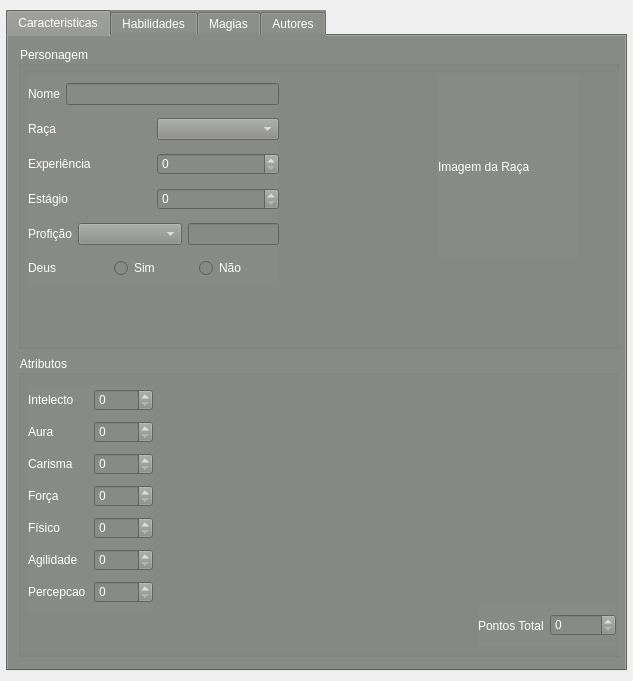
Before: the Qt Designer form mainwindow.ui in miguelsrrobo/Tagmar, drawn with Qt 5.
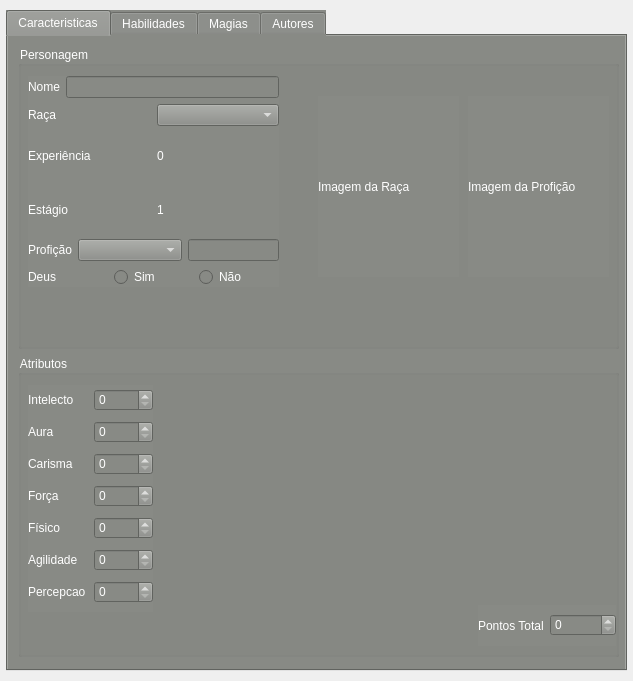
After: the same form once the commit is applied. Icons and pictures are not drawn.

```diff
--- a/mainwindow.ui
+++ b/mainwindow.ui
@@ -162,7 +162,11 @@
               </widget>
              </item>
              <item>
-              <widget class="QSpinBox" name="spinBox"/>
+              <widget class="QLabel" name="label_3">
+               <property name="text">
+                <string>0</string>
+               </property>
+              </widget>
              </item>
             </layout>
            </item>
@@ -176,7 +180,11 @@
               </widget>
              </item>
              <item>
-              <widget class="QSpinBox" name="spinBox_2"/>
+              <widget class="QLabel" name="label_2">
+               <property name="text">
+                <string>1</string>
+               </property>
+              </widget>
              </item>
             </layout>
            </item>
@@ -263,8 +271,8 @@
          <widget class="QLabel" name="face">
           <property name="geometry">
            <rect>
-            <x>420</x>
-            <y>30</y>
+            <x>300</x>
+            <y>50</y>
             <width>141</width>
             <height>181</height>
            </rect>
@@ -273,6 +281,19 @@
            <string>Imagem da Raça</string>
           </property>
          </widget>
+         <widget class="QLabel" name="proficao">
+          <property name="geometry">
+           <rect>
+            <x>450</x>
+            <y>50</y>
+            <width>141</width>
+            <height>181</height>
+           </rect>
+          </property>
+          <property name="text">
+           <string>Imagem da Profição</string>
+          </property>
+         </widget>
         </widget>
        </item>
        <item>
```
Left out of the diff: 4 changed lines with no effect on the pictures.
